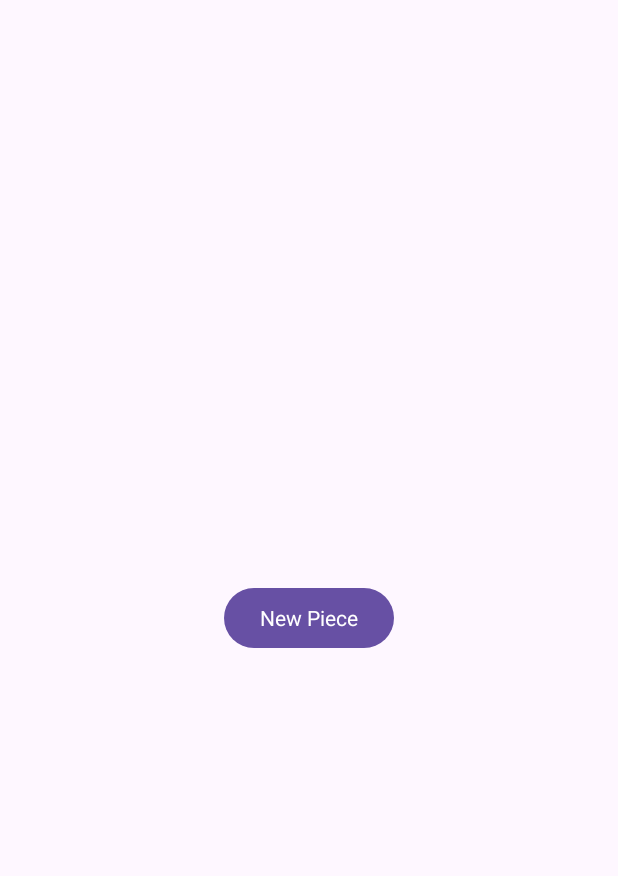
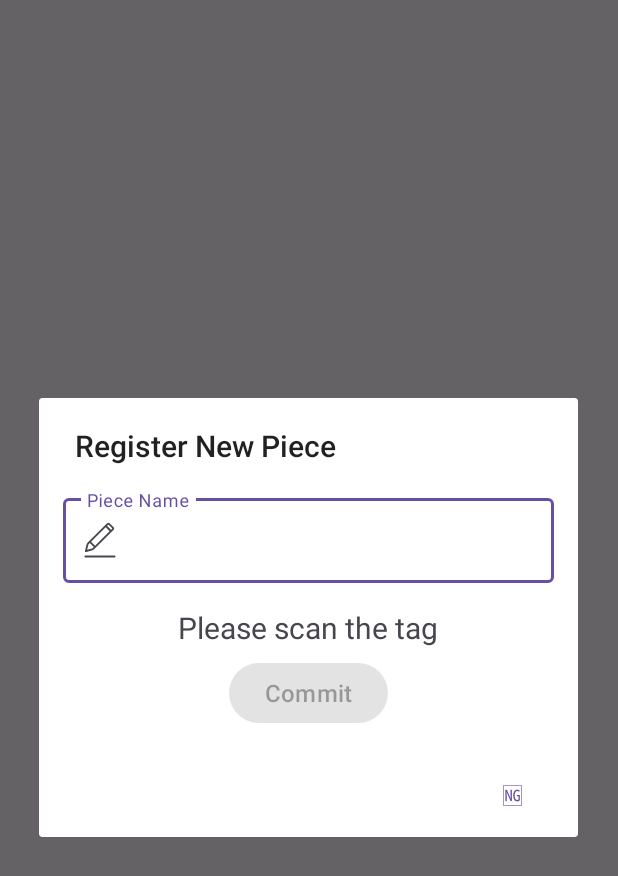
Before and after one commit to HQU-gxy/ArtRegister, an Android app: the fragment CreatorFragment shown on its own in the app's theme, after a tap on "New Piece", on a phone screen of 412 x 824 dp. Shown: the top 876 px of the screen. Run offline under Robolectric (Android 15) with nearby library versions, the phone set to English and light mode, and no system bars; 4 statements that could not run were skipped.

Commit message:
Fix fuck-up with DataStore, add the dialog of new piece registration

```diff
--- a/app/src/main/java/redstone/artregister/CollectorFragment.kt
+++ b/app/src/main/java/redstone/artregister/CollectorFragment.kt
@@ -27,7 +27,10 @@ class CollectorFragment : Fragment() {
         savedInstanceState: Bundle?
     ): View? {
         // Inflate the layout for this fragment
-        return inflater.inflate(R.layout.fragment_collector, container, false)
+        val root = inflater.inflate(R.layout.fragment_collector, container, false)
+
+
+        return root
     }
 
     companion object {
--- a/app/src/main/java/redstone/artregister/CreatorFragment.kt
+++ b/app/src/main/java/redstone/artregister/CreatorFragment.kt
@@ -1,12 +1,22 @@
 package redstone.artregister
 
+import android.app.AlertDialog
 import android.os.Bundle
 import android.util.Log
 import androidx.fragment.app.Fragment
 import android.view.LayoutInflater
 import android.view.View
+import android.view.View.inflate
 import android.view.ViewGroup
 import android.widget.Button
+import android.widget.EditText
+import android.widget.TextView
+import android.widget.Toast
+import androidx.lifecycle.lifecycleScope
+import kotlinx.coroutines.Dispatchers
+import kotlinx.coroutines.delay
+import kotlinx.coroutines.launch
+import kotlinx.coroutines.withContext
 import redstone.artregister.MainActivity.Companion.TAG
 
 /**
@@ -22,8 +32,6 @@ class CreatorFragment : Fragment() {
         arguments?.let {
             username = it.getString("username")
         }
-
-
     }
 
     override fun onCreateView(
@@ -33,7 +41,50 @@ class CreatorFragment : Fragment() {
 
         val newPieceButton = root.findViewById<Button>(R.id.button_new_piece)
         newPieceButton.setOnClickListener {
-            Log.i(TAG, "New piece!")
+            Log.d(TAG, "New piece!")
+            val mainActivity = activity as MainActivity
+            // Don't proceed if NFC is not supported
+            if (!mainActivity.isNFCSupported()) {
+                Toast.makeText(
+                    context,
+                    requireContext().resources.getString(R.string.nfc_unsupported),
+                    Toast.LENGTH_SHORT
+                ).show()
+                return@setOnClickListener
+            }
+
+            val theView = inflate(context, R.layout.new_piece, null)
+            val adbNewPiece = AlertDialog.Builder(context)
+            adbNewPiece.apply {
+                setTitle("Register New Piece")
+                setView(theView)
+                setNegativeButton("🆖", null)
+            }
+            val dialog = adbNewPiece.show()
+
+            var cardID: String? = null
+            val pieceNameInput = theView.findViewById<EditText>(R.id.pieceNameText)
+            val scanCardText = theView.findViewById<TextView>(R.id.scanCardHintText)
+            val commitButton = theView.findViewById<Button>(R.id.commitPieceButton)
+            commitButton.setOnClickListener {
+                Log.i(TAG, "Piece: ${pieceNameInput.text}, ID: $cardID")
+                dialog.dismiss()
+            }
+
+            // Wait for a card scanned
+            mainActivity.clearCardID()
+            lifecycleScope.launch {
+                while (cardID == null) {
+                    cardID = mainActivity.tryToGetCardID()
+                    delay(500)
+                }
+
+                withContext(Dispatchers.Main) {
+                    scanCardText.setText(R.string.card_scanned)
+                    commitButton.isEnabled = true
+                }
+            }
+
         }
 
         // Inflate the layout for this fragment
--- /dev/null
+++ b/app/src/main/res/layout/new_piece.xml
@@ -0,0 +1,41 @@
+<?xml version="1.0" encoding="utf-8"?>
+
+<LinearLayout xmlns:android="http://schemas.android.com/apk/res/android"
+    android:layout_width="match_parent"
+    android:layout_height="match_parent"
+    android:gravity="center_horizontal"
+    android:orientation="vertical"
+    android:padding="16dp">
+
+    <com.google.android.material.textfield.TextInputLayout xmlns:app="http://schemas.android.com/apk/res-auto"
+        style="?attr/textInputOutlinedStyle"
+        android:layout_width="match_parent"
+        android:layout_height="wrap_content"
+        app:startIconDrawable="@drawable/ic_edit">
+
+        <com.google.android.material.textfield.TextInputEditText
+            android:id="@+id/pieceNameText"
+            android:layout_width="match_parent"
+            android:layout_height="wrap_content"
+            android:hint="@string/piece_name" />
+
+    </com.google.android.material.textfield.TextInputLayout>
+
+    <TextView
+        android:id="@+id/scanCardHintText"
+        android:layout_width="wrap_content"
+        android:layout_height="wrap_content"
+        android:paddingTop="16dp"
+        android:paddingBottom="6dp"
+        android:text="@string/scan_card_hint"
+        android:textSize="20sp" />
+
+    <Button
+        android:id="@+id/commitPieceButton"
+        android:layout_width="wrap_content"
+        android:layout_height="wrap_content"
+        android:enabled="false"
+        android:text="@string/commit"
+        android:textSize="16sp" />
+
+</LinearLayout>
--- a/app/src/main/res/values/strings.xml
+++ b/app/src/main/res/values/strings.xml
@@ -1,9 +1,16 @@
 <resources>
     <string name="app_name">ArtRegister</string>
+
+    <string name="user_settings">User Settings</string>
     <string name="username">Username</string>
     <string name="new_username">New Username</string>
-    <string name="user_settings">User Settings</string>
+
     <string name="new_piece">New Piece</string>
+    <string name="piece_name">Piece Name</string>
+    <string name="nfc_unsupported">NFC Not Supported!</string>
+    <string name="scan_card_hint">Please scan the tag</string>
+    <string name="card_scanned">Tag collected!</string>
+    <string name="commit">Commit</string>
 
     <string name="foo">Foo</string>
     <string name="shit">Shit</string>
```
Also changed, not shown: app/src/main/java/redstone/artregister/MainActivity.kt (+28 -30 lines).
